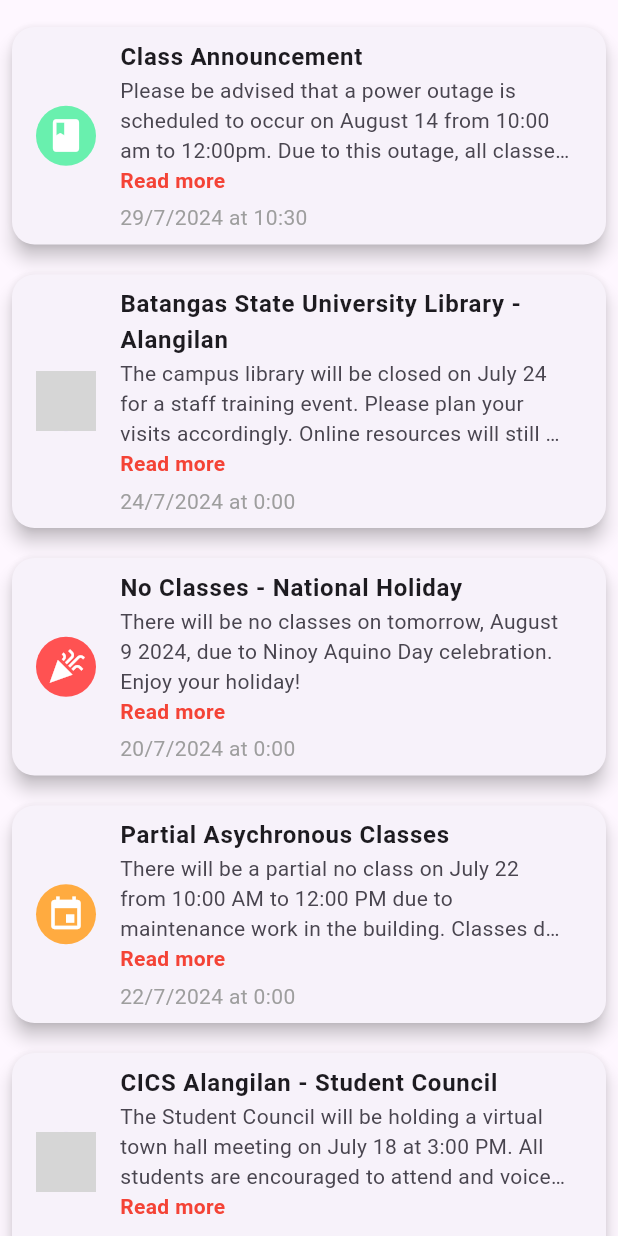
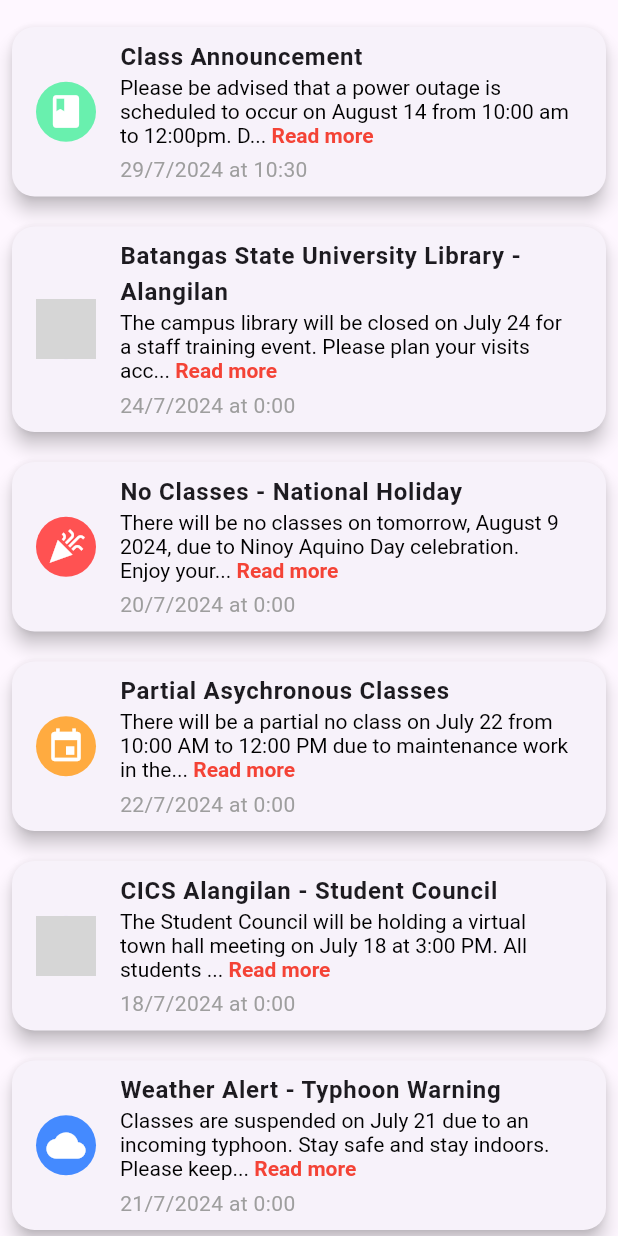
Before and after one commit to AaronCrisologo/Class-Compass-Your-University-Companion-App-, a Flutter app: the NotificationScreen screen opened directly, on a phone screen of 412 x 824 dp. Run offline on Flutter 3.47's test engine with Material 3 defaults, Android fonts, the phone set to English and light mode, and no system bars; our stand-ins replace flutter_colorpicker, font_awesome_flutter; network calls fail; grey boxes are pictures that could not be loaded.

Commit message:
Fix Read More on notifications_screen Uses character count correctly instead of max lines

```diff
--- a/lib/notifications_screen.dart
+++ b/lib/notifications_screen.dart
@@ -1,4 +1,5 @@
 import 'package:flutter/material.dart';
+import 'package:flutter/gestures.dart';
 
 class NotificationScreen extends StatefulWidget {
   @override
@@ -194,24 +195,28 @@ class NotificationCard extends StatelessWidget {
                     notification['description'],
                     style: TextStyle(fontSize: 14),
                   )
-                : Text(
-                    notification['description'],
-                    maxLines: 3,
-                    overflow: TextOverflow.ellipsis,
-                    style: TextStyle(fontSize: 14),
+                : RichText(
+                    text: TextSpan(
+                      text: notification['description'].length > 100
+                          ? notification['description'].substring(0, 100) +
+                              '...'
+                          : notification['description'],
+                      style: TextStyle(fontSize: 14, color: Colors.black),
+                      children: notification['description'].length > 100
+                          ? [
+                              TextSpan(
+                                text: ' Read more',
+                                style: TextStyle(
+                                    color: Colors.red,
+                                    fontWeight: FontWeight.bold,
+                                    fontSize: 14),
+                                recognizer: TapGestureRecognizer()
+                                  ..onTap = onToggleExpanded,
+                              ),
+                            ]
+                          : [],
+                    ),
                   ),
-            if (!notification['expanded'] &&
-                notification['description'].length > maxChars)
-              InkWell(
-                onTap: onToggleExpanded,
-                child: Text(
-                  'Read more',
-                  style: TextStyle(
-                      color: Colors.red,
-                      fontWeight: FontWeight.bold,
-                      fontSize: 14),
-                ),
-              ),
             SizedBox(height: 5),
             Text(
               '${notification['date'].day}/${notification['date'].month}/${notification['date'].year} at ${notification['date'].hour}:${notification['date'].minute.toString().padLeft(2, '0')}',
```
